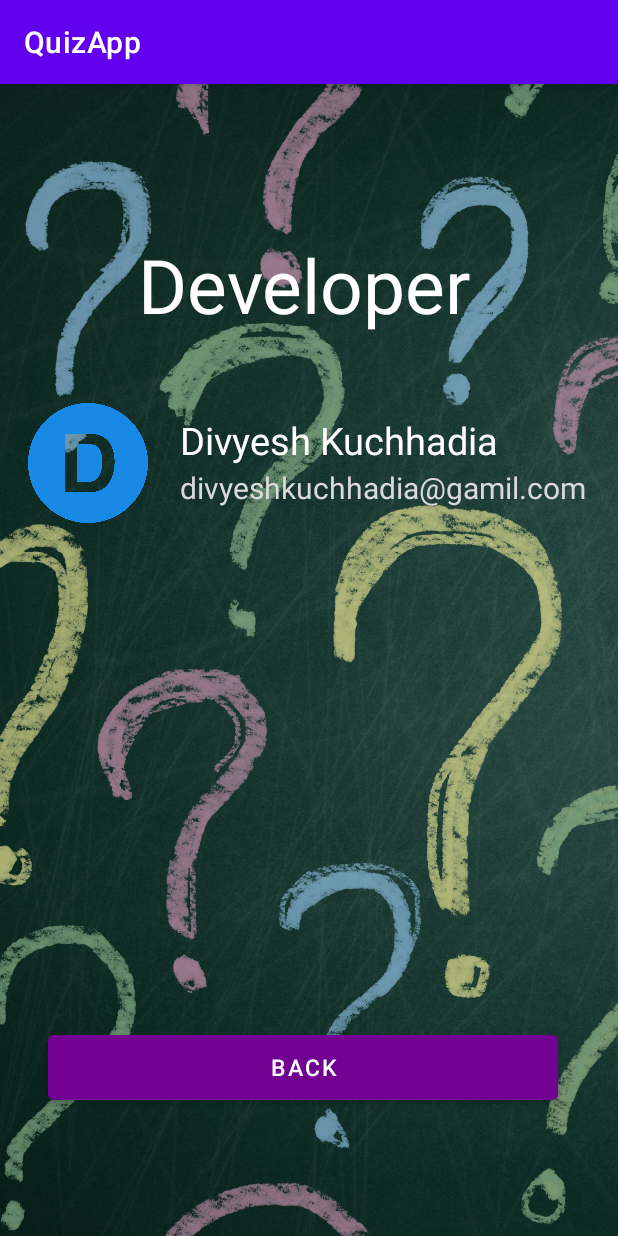
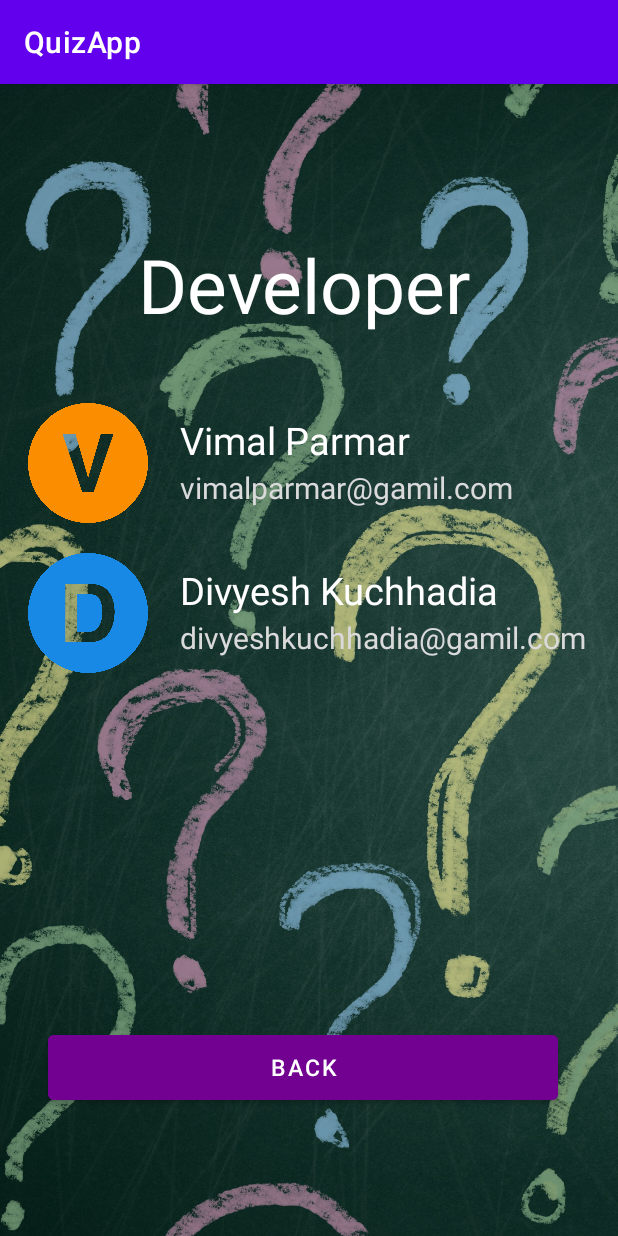
Before and after one commit to Divu03/AcmegreadProject, an Android app: the screen it shows after launch (AboutUs), after a tap on "ABOUT", on a phone screen of 412 x 824 dp. Run offline under Robolectric (Android 15) with nearby library versions, the phone set to English and light mode, and no system bars.

Commit message:
little bit more ui added

```diff
--- a/app/src/main/AndroidManifest.xml
+++ b/app/src/main/AndroidManifest.xml
@@ -13,6 +13,12 @@
         android:theme="@style/Theme.QuizApp"
         tools:targetApi="31">
         <activity
+            android:name=".quiz"
+            android:exported="true"/>
+        <activity
+            android:name=".result"
+            android:exported="false" />
+        <activity
             android:name=".AboutUs"
             android:exported="false" />
         <activity
--- a/app/src/main/java/com/example/quizapp/MainActivity.java
+++ b/app/src/main/java/com/example/quizapp/MainActivity.java
@@ -7,12 +7,13 @@ import android.os.Bundle;
 import android.view.View;
 import android.widget.AutoCompleteTextView;
 import android.widget.Button;
+import android.widget.EditText;
 
 public class MainActivity extends AppCompatActivity {
 
     Button about;
     Button start;
-    AutoCompleteTextView name;
+    EditText name;
     @Override
     protected void onCreate(Bundle savedInstanceState) {
         super.onCreate(savedInstanceState);
@@ -25,5 +26,13 @@ public class MainActivity extends AppCompatActivity {
                 startActivity(i);
             }
         });
+        start = (Button)findViewById(R.id.startButton);
+        start.setOnClickListener(new View.OnClickListener(){
+            @Override
+            public void onClick(View view){
+                Intent i = new Intent(getApplicationContext(),AboutUs.class);
+                startActivity(i);
+            }
+        });
     }
 }
--- a/app/src/main/res/layout/activity_about_us.xml
+++ b/app/src/main/res/layout/activity_about_us.xml
@@ -15,7 +15,7 @@
         android:layout_marginTop="210dp"
         app:layout_constraintStart_toStartOf="parent"
         app:layout_constraintTop_toTopOf="parent"
-        app:srcCompat="@drawable/dlogo" />
+        app:srcCompat="@drawable/vlogo" />
 
     <TextView
         android:id="@+id/textView"
@@ -23,7 +23,7 @@
         android:layout_height="wrap_content"
         android:layout_marginStart="120dp"
         android:layout_marginTop="220dp"
-        android:text="@string/dName"
+        android:text="@string/vName"
         android:textColor="@color/white"
         android:textSize="25sp"
         app:layout_constraintStart_toStartOf="parent"
@@ -35,6 +35,40 @@
         android:layout_height="wrap_content"
         android:layout_marginStart="120dp"
         android:layout_marginTop="255dp"
+        android:text="@string/vEmail"
+        android:textColor="@color/greylittle"
+        android:textSize="20sp"
+        app:layout_constraintStart_toStartOf="parent"
+        app:layout_constraintTop_toTopOf="parent" />
+
+    <androidx.constraintlayout.utils.widget.ImageFilterView
+        android:id="@+id/imageFilterView2"
+        android:layout_width="85dp"
+        android:layout_height="85dp"
+        android:layout_marginStart="16dp"
+        android:layout_marginTop="310dp"
+        app:layout_constraintStart_toStartOf="parent"
+        app:layout_constraintTop_toTopOf="parent"
+        app:srcCompat="@drawable/dlogo" />
+
+    <TextView
+        android:id="@+id/textView6"
+        android:layout_width="wrap_content"
+        android:layout_height="wrap_content"
+        android:layout_marginStart="120dp"
+        android:layout_marginTop="320dp"
+        android:text="@string/dName"
+        android:textColor="@color/white"
+        android:textSize="25sp"
+        app:layout_constraintStart_toStartOf="parent"
+        app:layout_constraintTop_toTopOf="parent" />
+
+    <TextView
+        android:id="@+id/textView5"
+        android:layout_width="wrap_content"
+        android:layout_height="wrap_content"
+        android:layout_marginStart="120dp"
+        android:layout_marginTop="355dp"
         android:text="@string/dEmail"
         android:textColor="@color/greylittle"
         android:textSize="20sp"
--- a/app/src/main/res/layout/activity_main.xml
+++ b/app/src/main/res/layout/activity_main.xml
@@ -44,7 +44,7 @@
         app:layout_constraintStart_toStartOf="parent"
         app:layout_constraintTop_toTopOf="parent" />
 
-    <AutoCompleteTextView
+    <EditText
         android:id="@+id/enterName"
         android:layout_width="210dp"
         android:layout_height="50dp"
@@ -54,7 +54,9 @@
         android:textColor="@color/white"
         android:textColorHint="@color/whiteoff"
         app:layout_constraintStart_toStartOf="parent"
-        app:layout_constraintTop_toTopOf="parent" />
+        app:layout_constraintTop_toTopOf="parent"
+        android:inputType="text"
+        tools:ignore="Autofill" />
 
 
 </androidx.constraintlayout.widget.ConstraintLayout>
--- a/app/src/main/res/values/strings.xml
+++ b/app/src/main/res/values/strings.xml
@@ -4,7 +4,12 @@
     <string name="start">START</string>
     <string name="editTextName">Enter your name</string>
     <string name="dName">Divyesh Kuchhadia</string>
+    <string name="vName">Vimal Parmar</string>
     <string name="dEmail">divyeshkuchhadia@gamil.com</string>
+    <string name="vEmail">vimalparmar@gamil.com</string>
     <string name="developer">Developer</string>
     <string name="back">Back</string>
+    <string name="nq">Next Question</string>
+    <string name="quit">Quit</string>
+    <string name="yscore">Your score</string>
 </resources>
```
Also changed, not shown: app/src/main/java/com/example/quizapp/quiz.java (added, +14 -0 lines), app/src/main/java/com/example/quizapp/result.java (added, +14 -0 lines), app/src/main/res/layout/activity_quiz.xml (added, +101 -0 lines), app/src/main/res/layout/activity_result.xml (added, +48 -0 lines), app/src/main/res/drawable-v24/vlogo.png (added), app/src/main/res/drawable/vlogo.png (added).
